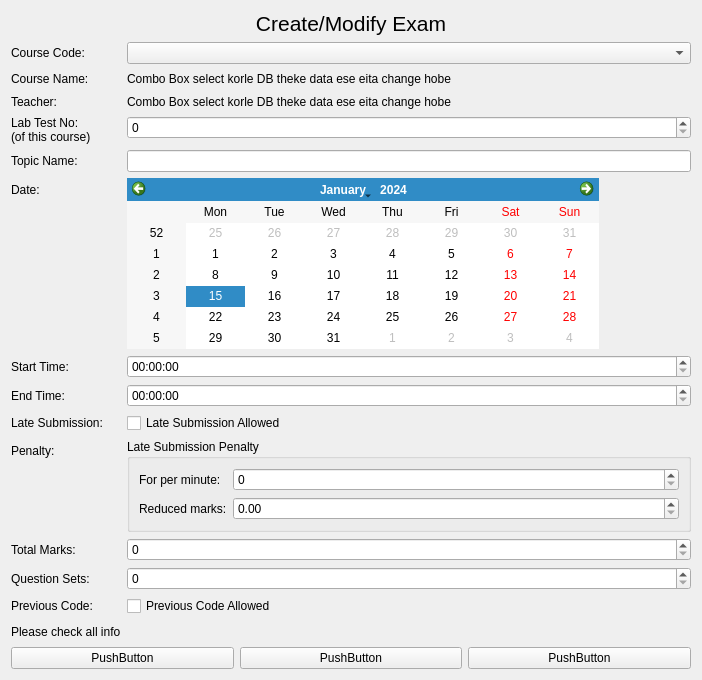
The window that src/SmartXm-CSEKU/createormodifyexam.ui (KaziRifatMorshed/SmartXm) describes before a commit, drawn with Qt 5.
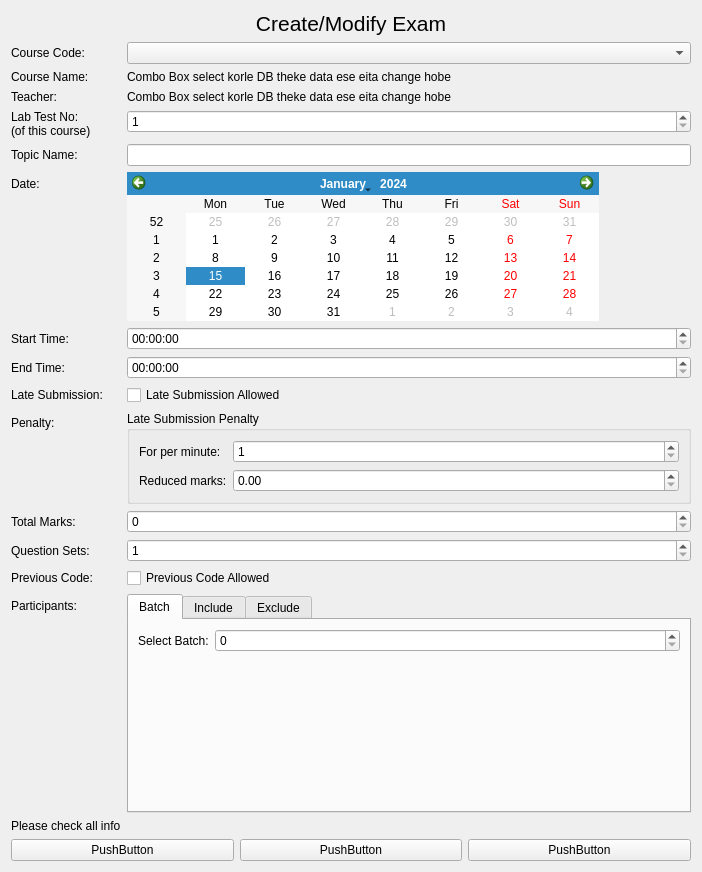
The same window after the commit.

Diff of the .ui file:
```diff
--- a/src/SmartXm-CSEKU/createormodifyexam.ui
+++ b/src/SmartXm-CSEKU/createormodifyexam.ui
@@ -7,7 +7,7 @@
     <x>0</x>
     <y>0</y>
     <width>702</width>
-    <height>680</height>
+    <height>872</height>
    </rect>
   </property>
   <property name="windowTitle">
@@ -127,7 +127,7 @@
      <item row="10" column="1">
       <widget class="QSpinBox" name="totalMarks_spinBox"/>
      </item>
-     <item row="13" column="0">
+     <item row="14" column="0">
       <widget class="QLabel" name="label_8">
        <property name="text">
         <string>Please check all info</string>
@@ -162,7 +162,11 @@
          </widget>
         </item>
         <item row="0" column="1">
-         <widget class="QSpinBox" name="penaltyPerMinute_spinBox"/>
+         <widget class="QSpinBox" name="penaltyPerMinute_spinBox">
+          <property name="minimum">
+           <number>1</number>
+          </property>
+         </widget>
         </item>
         <item row="1" column="0">
          <widget class="QLabel" name="label_7">
@@ -185,7 +189,11 @@
       </widget>
      </item>
      <item row="11" column="1">
-      <widget class="QSpinBox" name="quesSet_spinBox"/>
+      <widget class="QSpinBox" name="quesSet_spinBox">
+       <property name="minimum">
+        <number>1</number>
+       </property>
+      </widget>
      </item>
      <item row="4" column="0">
       <widget class="QLabel" name="label_11">
@@ -205,7 +213,11 @@
       </widget>
      </item>
      <item row="3" column="1">
-      <widget class="QSpinBox" name="labTestNoOfCourse_spinBox"/>
+      <widget class="QSpinBox" name="labTestNoOfCourse_spinBox">
+       <property name="minimum">
+        <number>1</number>
+       </property>
+      </widget>
      </item>
      <item row="12" column="0">
       <widget class="QLabel" name="label_13">
@@ -221,6 +233,78 @@
        </property>
       </widget>
      </item>
+     <item row="13" column="0">
+      <widget class="QLabel" name="label_14">
+       <property name="text">
+        <string>Participants:</string>
+       </property>
+      </widget>
+     </item>
+     <item row="13" column="1">
+      <widget class="QTabWidget" name="tabWidget">
+       <property name="currentIndex">
+        <number>0</number>
+       </property>
+       <widget class="QWidget" name="batch">
+        <attribute name="title">
+         <string>Batch</string>
+        </attribute>
+        <layout class="QFormLayout" name="formLayout_3">
+         <item row="0" column="0">
+          <widget class="QLabel" name="label_15">
+           <property name="text">
+            <string>Select Batch:</string>
+           </property>
+          </widget>
+         </item>
+         <item row="0" column="1">
+          <widget class="QSpinBox" name="spinBox">
+           <property name="minimum">
+            <number>0</number>
+           </property>
+           <property name="value">
+            <number>0</number>
+           </property>
+          </widget>
+         </item>
+        </layout>
+       </widget>
+       <widget class="QWidget" name="Include">
+        <attribute name="title">
+         <string>Include</string>
+        </attribute>
+        <layout class="QVBoxLayout" name="verticalLayout_2">
+         <item>
+          <widget class="QLabel" name="label_16">
+           <property name="text">
+            <string>Write down Student ID of the students to be included (Comma seperated)</string>
+           </property>
+          </widget>
+         </item>
+         <item>
+          <widget class="QPlainTextEdit" name="plainTextEdit"/>
+         </item>
+        </layout>
+       </widget>
+       <widget class="QWidget" name="exclude">
+        <attribute name="title">
+         <string>Exclude</string>
+        </attribute>
+        <layout class="QVBoxLayout" name="verticalLayout_3">
+         <item>
+          <widget class="QLabel" name="label_17">
+           <property name="text">
+            <string>Write down Student ID of the students to be EXCLUDED (Comma seperated)</string>
+           </property>
+          </widget>
+         </item>
+         <item>
+          <widget class="QPlainTextEdit" name="plainTextEdit_2"/>
+         </item>
+        </layout>
+       </widget>
+      </widget>
+     </item>
     </layout>
    </item>
    <item>
```
Left out of the diff: 6 changed lines with no effect on the pictures.
